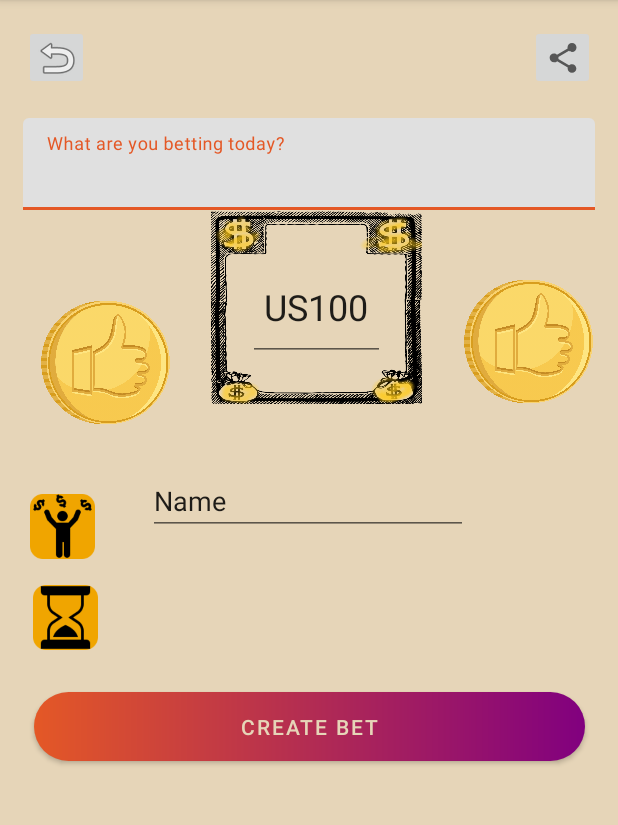
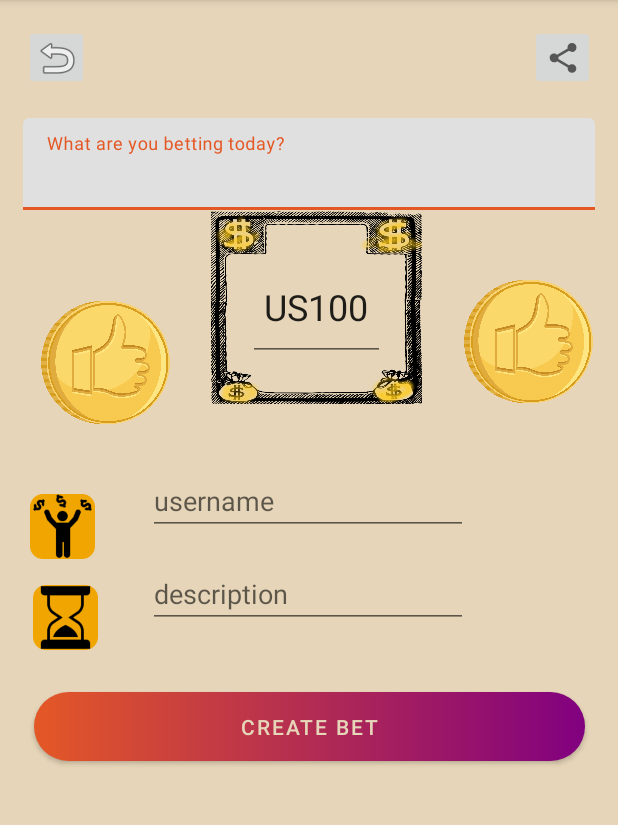
Before and after one commit to angela81ku/AnyBet, an Android app: the AddBetActivity screen opened directly, with no data from a screen before it, after a tap on "CREATE BET", on a phone screen of 412 x 824 dp, the part 84-909 px from its top. Run offline under Robolectric (Android 15) with nearby library versions, the phone set to English and light mode, and no system bars; our stand-ins replace Firebase (no records; nobody signed in at launch, a user with empty details on screens opened directly).

Commit message:
add description field in data model

```diff
--- a/app/src/main/java/edu/northeastern/anybet/finalProject/AddBetActivity.java
+++ b/app/src/main/java/edu/northeastern/anybet/finalProject/AddBetActivity.java
@@ -39,10 +39,11 @@ public class AddBetActivity extends AppCompatActivity {
     private LocationManager locationManager;
     private String locationProvider = null;
     public String betStartTime;
-
+    public EditText betDescription;
     public String title;
     public String price;
     public String otherParticipant;
+    public String description;
     public FirebaseDAO dao;
     public FirebaseDatabase db;
 
@@ -86,6 +87,7 @@ public class AddBetActivity extends AppCompatActivity {
         betTitle = findViewById(R.id.betContentTxt);
         betPrice = findViewById(R.id.editTextTextInputNumberSigned);
         participant2 = findViewById(R.id.editTextUsername);
+        betDescription = findViewById(R.id.editTextBetDes);
 
 
 
@@ -95,6 +97,7 @@ public class AddBetActivity extends AppCompatActivity {
         title = betTitle.getText().toString();
         price = betPrice.getText().toString();
         otherParticipant = participant2.getText().toString();
+        description = betDescription.getText().toString();
         LocalDateTime dateTime = LocalDateTime.now();
         DateTimeFormatter formatter = DateTimeFormatter.ofPattern("yyyy-MM-dd HH:mm:ss");
         betStartTime = dateTime.format(formatter);
@@ -125,7 +128,7 @@ public class AddBetActivity extends AppCompatActivity {
             locationManager.requestLocationUpdates(locationProvider, 0, 0, locationListener);
         }
 
-        if (!title.equals("") && !price.equals("") && !otherParticipant.equals("")) {
+        if (!title.equals("") && !price.equals("") && !otherParticipant.equals("") && !description.equals("")) {
             if (otherParticipant.equals(participant1)) {
                 Toast.makeText(this, "Please enter another user other than yourself before submitting a bet",
                         Toast.LENGTH_SHORT).show();
@@ -138,7 +141,7 @@ public class AddBetActivity extends AppCompatActivity {
                         if (task.getResult().getValue(BetUser.class) == null) {
                             Toast.makeText(this, "The user is unknown.", Toast.LENGTH_SHORT).show();
                         }else {
-                            Bet bet = new Bet(title, price, participant1, otherParticipant,betStartTime, longitude, latitude);
+                            Bet bet = new Bet(title, price, participant1, otherParticipant,betStartTime, longitude, latitude,description);
                             dao.addBet(bet);
                             Toast.makeText(this, "The bet is created.", Toast.LENGTH_SHORT).show();
                             Intent intent = new Intent(this, BetDetailActivity.class);
@@ -155,6 +158,9 @@ public class AddBetActivity extends AppCompatActivity {
                         Toast.LENGTH_SHORT).show();
             }else if(price.equals("")){
                 Toast.makeText(this, "Please enter bet amount before submitting a bet",
+                        Toast.LENGTH_SHORT).show();
+            }else if(description.equals("")){
+                Toast.makeText(this, "Please enter bet description before submitting a bet",
                         Toast.LENGTH_SHORT).show();
             }else if(otherParticipant.equals(participant1)){
                 Toast.makeText(this, "Please enter another user other than yourself before submitting a bet",
--- a/app/src/main/res/layout/activity_anybet_add_bet.xml
+++ b/app/src/main/res/layout/activity_anybet_add_bet.xml
@@ -145,8 +145,8 @@
         android:layout_width="wrap_content"
         android:layout_height="wrap_content"
         android:ems="10"
+        android:hint="username"
         android:inputType="textPersonName"
-        android:text="Name"
         app:layout_constraintBottom_toBottomOf="parent"
         app:layout_constraintEnd_toEndOf="parent"
         app:layout_constraintHorizontal_bias="0.497"
@@ -154,4 +154,18 @@
         app:layout_constraintTop_toTopOf="parent"
         app:layout_constraintVertical_bias="0.431" />
 
+    <EditText
+        android:id="@+id/editTextBetDes"
+        android:layout_width="wrap_content"
+        android:layout_height="wrap_content"
+        android:ems="10"
+        android:hint="description"
+        android:inputType="textPersonName"
+        app:layout_constraintBottom_toBottomOf="parent"
+        app:layout_constraintEnd_toEndOf="parent"
+        app:layout_constraintHorizontal_bias="0.497"
+        app:layout_constraintStart_toStartOf="parent"
+        app:layout_constraintTop_toTopOf="parent"
+        app:layout_constraintVertical_bias="0.517" />
+
 </androidx.constraintlayout.widget.ConstraintLayout>
```
Also changed, not shown: app/src/main/java/edu/northeastern/anybet/finalProject/realtimeDatabase/models/Bet.java (+11 -1 lines).
